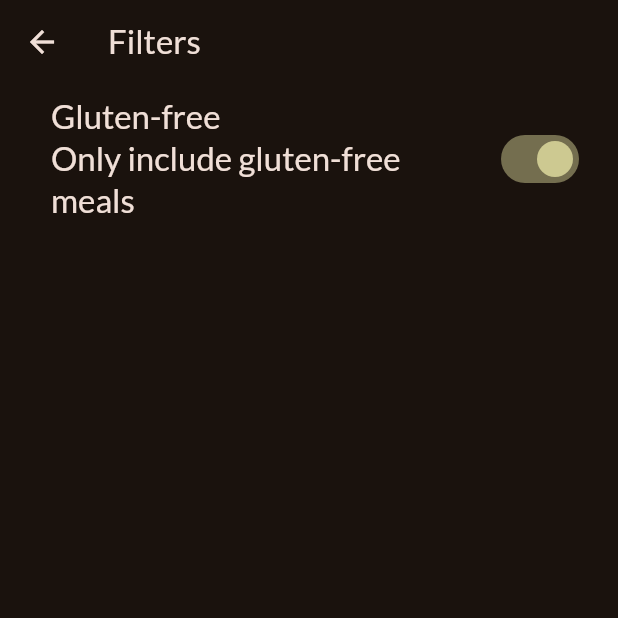
After one commit to ElbertNatan/Flutter-meals-app, a Flutter app: the FiltersScreen screen opened directly, after a tap on "Gluten-free", on a phone screen of 412 x 824 dp, the top half of it. The commit adds this screen. Run offline on Flutter 3.47's test engine with Material 2 defaults, Android fonts, the phone set to English and light mode, and no system bars; our stand-ins replace google_fonts, transparent_image.

Commit message:
- filters gluten

```diff
--- /dev/null
+++ b/flutter_meals_app/lib/screens/filters.dart
@@ -0,0 +1,49 @@
+import 'package:flutter/material.dart';
+
+class FiltersScreen extends StatefulWidget {
+  const FiltersScreen({super.key});
+
+  @override
+  State<StatefulWidget> createState() {
+    return _FiltersScreenState();
+  }
+}
+
+class _FiltersScreenState extends State<FiltersScreen> {
+  var _glutenFreeFilterSet = false;
+
+  @override
+  Widget build(BuildContext context) {
+    return Scaffold(
+      appBar: AppBar(
+        title: const Text('Filters'),
+      ),
+      body: Column(
+        children: [
+          SwitchListTile(
+            value: _glutenFreeFilterSet,
+            onChanged: (isChecked) {
+              setState(() {
+                _glutenFreeFilterSet = isChecked;
+              });
+            },
+            title: Text(
+              'Gluten-free',
+              style: Theme.of(context).textTheme.titleLarge!.copyWith(
+                    color: Theme.of(context).colorScheme.onBackground,
+                  ),
+            ),
+            subtitle: Text(
+              'Only include gluten-free meals',
+              style: Theme.of(context).textTheme.titleLarge!.copyWith(
+                    color: Theme.of(context).colorScheme.onBackground,
+                  ),
+            ),
+            activeColor: Theme.of(context).colorScheme.tertiary,
+            contentPadding: const EdgeInsets.only(left: 34, right: 22),
+          )
+        ],
+      ),
+    );
+  }
+}
```
Also changed, not shown: flutter_meals_app/lib/screens/tabs.dart (+8 -1 lines), flutter_meals_app/lib/widgets/main_drawer.dart (+12 -6 lines).
